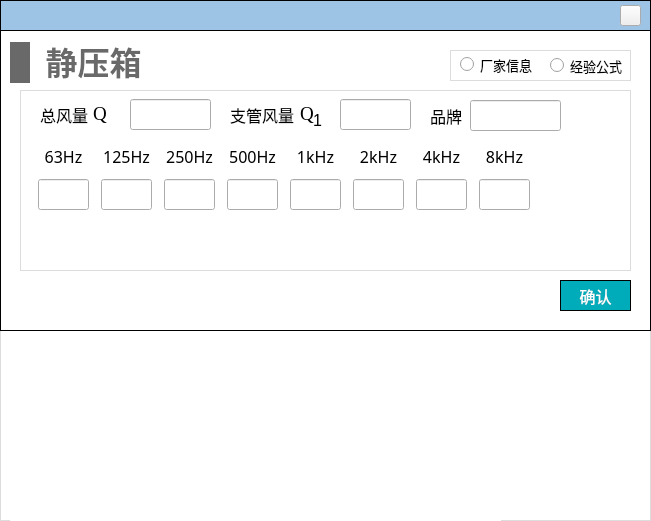
Qt form NoiseCalSoft/inputDialog/dialog_static_box.ui (haobana/NoiCal) before a commit.
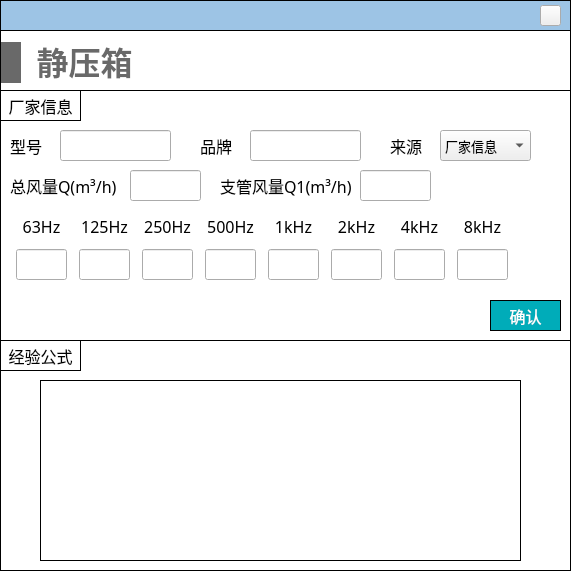
The same form after that commit. Icons and pictures are not drawn.

Patch:
```diff
--- a/NoiseCalSoft/inputDialog/dialog_static_box.ui
+++ b/NoiseCalSoft/inputDialog/dialog_static_box.ui
@@ -6,8 +6,8 @@
    <rect>
     <x>0</x>
     <y>0</y>
-    <width>651</width>
-    <height>521</height>
+    <width>571</width>
+    <height>571</height>
    </rect>
   </property>
   <property name="font">
@@ -41,8 +41,8 @@
     <rect>
      <x>0</x>
      <y>30</y>
-     <width>651</width>
-     <height>301</height>
+     <width>571</width>
+     <height>541</height>
     </rect>
    </property>
    <property name="styleSheet">
@@ -51,45 +51,10 @@
 border: 1px solid #000000;
 }</string>
    </property>
-   <widget class="QPushButton" name="pushButton_confirm">
-    <property name="geometry">
-     <rect>
-      <x>560</x>
-      <y>250</y>
-      <width>71</width>
-      <height>31</height>
-     </rect>
-    </property>
-    <property name="font">
-     <font>
-      <family>Microsoft YaHei</family>
-      <pointsize>12</pointsize>
-     </font>
-    </property>
-    <property name="styleSheet">
-     <string notr="true">QPushButton
-{
-	color:#ffffff; /*文字颜色*/
-    background-color: #00ACB9;/*背景色*/
-    border-radius:0px; /*边框倒角*/
-	border: 1px solid #000000;
-}
-
-
-QPushButton:hover 
-{
-background-color: rgb(0,142,153);
-color: white;
-}</string>
-    </property>
-    <property name="text">
-     <string>确认</string>
-    </property>
-   </widget>
    <widget class="QWidget" name="layoutWidget_12">
     <property name="geometry">
      <rect>
-      <x>10</x>
+      <x>1</x>
       <y>10</y>
       <width>141</width>
       <height>45</height>
@@ -146,73 +111,19 @@
      </item>
     </layout>
    </widget>
-   <widget class="QWidget" name="widget_7" native="true">
-    <property name="geometry">
-     <rect>
-      <x>450</x>
-      <y>20</y>
-      <width>181</width>
-      <height>31</height>
-     </rect>
-    </property>
-    <property name="styleSheet">
-     <string notr="true">#widget_7
-{
-border: 1px solid #DCDCDC;
-}</string>
-    </property>
-    <widget class="QRadioButton" name="radioButton_known">
-     <property name="geometry">
-      <rect>
-       <x>10</x>
-       <y>-1</y>
-       <width>81</width>
-       <height>31</height>
-      </rect>
-     </property>
-     <property name="font">
-      <font>
-       <family>黑体</family>
-       <pointsize>10</pointsize>
-      </font>
-     </property>
-     <property name="text">
-      <string>厂家信息</string>
-     </property>
-    </widget>
-    <widget class="QRadioButton" name="radioButton_formula">
-     <property name="geometry">
-      <rect>
-       <x>100</x>
-       <y>0</y>
-       <width>81</width>
-       <height>31</height>
-      </rect>
-     </property>
-     <property name="font">
-      <font>
-       <family>黑体</family>
-       <pointsize>10</pointsize>
-      </font>
-     </property>
-     <property name="text">
-      <string>经验公式</string>
-     </property>
-    </widget>
-   </widget>
    <widget class="QWidget" name="widget_2" native="true">
     <property name="geometry">
      <rect>
-      <x>20</x>
+      <x>0</x>
       <y>60</y>
-      <width>611</width>
-      <height>181</height>
+      <width>571</width>
+      <height>251</height>
      </rect>
     </property>
     <property name="styleSheet">
      <string notr="true">#widget_2
 {
-border: 1px solid #DCDCDC;
+border: 1px solid #000000;
 }
 
 QLabel
@@ -224,23 +135,258 @@
 QLineEdit
 {
 font-family: '黑体';
-}
-
-QRadioButton
-{
-font-family: '黑体';
-}
-
-QPushButton
-{
-font-family: '黑体';
 }</string>
     </property>
+    <widget class="QLineEdit" name="lineEdit_brand">
+     <property name="geometry">
+      <rect>
+       <x>250</x>
+       <y>40</y>
+       <width>111</width>
+       <height>31</height>
+      </rect>
+     </property>
+     <property name="font">
+      <font>
+       <family>黑体</family>
+       <pointsize>-1</pointsize>
+      </font>
+     </property>
+    </widget>
+    <widget class="QLineEdit" name="lineEdit_q1">
+     <property name="geometry">
+      <rect>
+       <x>360</x>
+       <y>80</y>
+       <width>71</width>
+       <height>31</height>
+      </rect>
+     </property>
+     <property name="font">
+      <font>
+       <family>黑体</family>
+       <pointsize>-1</pointsize>
+      </font>
+     </property>
+    </widget>
+    <widget class="QLabel" name="label_16">
+     <property name="geometry">
+      <rect>
+       <x>200</x>
+       <y>40</y>
+       <width>41</width>
+       <height>31</height>
+      </rect>
+     </property>
+     <property name="font">
+      <font>
+       <family>黑体</family>
+       <pointsize>-1</pointsize>
+      </font>
+     </property>
+     <property name="text">
+      <string>品牌</string>
+     </property>
+    </widget>
+    <widget class="QLabel" name="label_17">
+     <property name="geometry">
+      <rect>
+       <x>220</x>
+       <y>80</y>
+       <width>131</width>
+       <height>31</height>
+      </rect>
+     </property>
+     <property name="font">
+      <font>
+       <family>黑体</family>
+       <pointsize>-1</pointsize>
+      </font>
+     </property>
+     <property name="text">
+      <string>支管风量Q1(m³/h)</string>
+     </property>
+    </widget>
+    <widget class="QLabel" name="label_19">
+     <property name="geometry">
+      <rect>
+       <x>10</x>
+       <y>80</y>
+       <width>111</width>
+       <height>31</height>
+      </rect>
+     </property>
+     <property name="font">
+      <font>
+       <family>黑体</family>
+       <pointsize>-1</pointsize>
+      </font>
+     </property>
+     <property name="text">
+      <string>总风量Q(m³/h)</string>
+     </property>
+    </widget>
+    <widget class="QLineEdit" name="lineEdit_q">
+     <property name="geometry">
+      <rect>
+       <x>130</x>
+       <y>80</y>
+       <width>71</width>
+       <height>31</height>
+      </rect>
+     </property>
+     <property name="font">
+      <font>
+       <family>黑体</family>
+       <pointsize>-1</pointsize>
+      </font>
+     </property>
+    </widget>
+    <widget class="QLabel" name="label_20">
+     <property name="geometry">
+      <rect>
+       <x>0</x>
+       <y>0</y>
+       <width>81</width>
+       <height>31</height>
+      </rect>
+     </property>
+     <property name="font">
+      <font>
+       <family>黑体</family>
+       <pointsize>-1</pointsize>
+      </font>
+     </property>
+     <property name="styleSheet">
+      <string notr="true">border: 1px solid #000000;</string>
+     </property>
+     <property name="text">
+      <string>厂家信息</string>
+     </property>
+     <property name="alignment">
+      <set>Qt::AlignCenter</set>
+     </property>
+    </widget>
+    <widget class="QPushButton" name="pushButton_confirm">
+     <property name="geometry">
+      <rect>
+       <x>490</x>
+       <y>210</y>
+       <width>71</width>
+       <height>31</height>
+      </rect>
+     </property>
+     <property name="font">
+      <font>
+       <family>黑体</family>
+       <pointsize>12</pointsize>
+      </font>
+     </property>
+     <property name="styleSheet">
+      <string notr="true">QPushButton
+{
+	color:#ffffff; /*文字颜色*/
+    background-color: #00ACB9;/*背景色*/
+    border-radius:0px; /*边框倒角*/
+	border: 1px solid #000000;
+}
+
+
+QPushButton:hover 
+{
+background-color: rgb(0,142,153);
+color: white;
+}</string>
+     </property>
+     <property name="text">
+      <string>确认</string>
+     </property>
+    </widget>
+    <widget class="QLineEdit" name="lineEdit_model">
+     <property name="geometry">
+      <rect>
+       <x>60</x>
+       <y>40</y>
+       <width>111</width>
+       <height>31</height>
+      </rect>
+     </property>
+     <property name="font">
+      <font>
+       <family>黑体</family>
+       <pointsize>-1</pointsize>
+      </font>
+     </property>
+    </widget>
+    <widget class="QLabel" name="label_29">
+     <property name="geometry">
+      <rect>
+       <x>10</x>
+       <y>40</y>
+       <width>41</width>
+       <height>31</height>
+      </rect>
+     </property>
+     <property name="font">
+      <font>
+       <family>黑体</family>
+       <pointsize>-1</pointsize>
+      </font>
+     </property>
+     <property name="text">
+      <string>型号</string>
+     </property>
+    </widget>
+    <widget class="QComboBox" name="comboBox_data_source">
+     <property name="geometry">
+      <rect>
+       <x>440</x>
+       <y>40</y>
+       <width>91</width>
+       <height>31</height>
+      </rect>
+     </property>
+     <property name="font">
+      <font>
+       <family>Microsoft YaHei</family>
+       <pointsize>-1</pointsize>
+      </font>
+     </property>
+     <item>
+      <property name="text">
+       <string>厂家信息</string>
+      </property>
+     </item>
+     <item>
+      <property name="text">
+       <string>设计预估</string>
+      </property>
+     </item>
+    </widget>
+    <widget class="QLabel" name="label_32">
+     <property name="geometry">
+      <rect>
+       <x>390</x>
+       <y>40</y>
+       <width>71</width>
+       <height>31</height>
+      </rect>
+     </property>
+     <property name="font">
+      <font>
+       <family>黑体</family>
+       <pointsize>-1</pointsize>
+      </font>
+     </property>
+     <property name="text">
+      <string>来源</string>
+     </property>
+    </widget>
     <widget class="QWidget" name="layoutWidget">
      <property name="geometry">
       <rect>
-       <x>12</x>
-       <y>50</y>
+       <x>10</x>
+       <y>120</y>
        <width>511</width>
        <height>72</height>
       </rect>
@@ -683,210 +829,56 @@
       </item>
      </layout>
     </widget>
-    <widget class="QStackedWidget" name="stackedWidget_input">
+   </widget>
+   <widget class="QWidget" name="widget" native="true">
+    <property name="geometry">
+     <rect>
+      <x>0</x>
+      <y>310</y>
+      <width>571</width>
+      <height>231</height>
+     </rect>
+    </property>
+    <property name="styleSheet">
+     <string notr="true">border: 1px solid #000000;</string>
+    </property>
+    <widget class="QLabel" name="label_18">
      <property name="geometry">
       <rect>
-       <x>20</x>
-       <y>9</y>
-       <width>371</width>
-       <height>31</height>
-      </rect>
-     </property>
-     <property name="styleSheet">
-      <string notr="true">#page_formula
-{
-background-color:white;
-}
-
-#page_known
-{
-background-color:white;
-}</string>
-     </property>
-     <property name="currentIndex">
-      <number>0</number>
-     </property>
-     <widget class="QWidget" name="page_formula">
-      <widget class="QLineEdit" name="lineEdit_q">
-       <property name="geometry">
-        <rect>
-         <x>300</x>
-         <y>0</y>
-         <width>71</width>
-         <height>31</height>
-        </rect>
-       </property>
-      </widget>
-      <widget class="QLineEdit" name="lineEdit_q1">
-       <property name="geometry">
-        <rect>
-         <x>90</x>
-         <y>0</y>
-         <width>81</width>
-         <height>31</height>
-        </rect>
-       </property>
-      </widget>
-      <widget class="QLabel" name="label_13">
-       <property name="geometry">
-        <rect>
-         <x>190</x>
-         <y>0</y>
-         <width>71</width>
-         <height>31</height>
-        </rect>
-       </property>
-       <property name="font">
-        <font>
-         <family>黑体</family>
-         <pointsize>-1</pointsize>
-        </font>
-       </property>
-       <property name="text">
-        <string>支管风量</string>
-       </property>
-      </widget>
-      <widget class="QLabel" name="label_15">
-       <property name="geometry">
-        <rect>
-         <x>0</x>
-         <y>0</y>
-         <width>51</width>
-         <height>31</height>
-        </rect>
-       </property>
-       <property name="font">
-        <font>
-         <family>黑体</family>
-         <pointsize>-1</pointsize>
-        </font>
-       </property>
-       <property name="text">
-        <string>总风量</string>
-       </property>
-      </widget>
-      <widget class="QLabel" name="label">
-       <property name="geometry">
-        <rect>
-         <x>53</x>
-         <y>0</y>
-         <width>21</width>
-         <height>31</height>
-        </rect>
-       </property>
-       <property name="font">
-        <font>
-         <family>Times New Roman</family>
-         <pointsize>15</pointsize>
-         <italic>false</italic>
-         <bold>false</bold>
-        </font>
-       </property>
-       <property name="styleSheet">
-        <string notr="true">font: 15pt &quot;Times New Roman&quot;;</string>
-       </property>
-       <property name="text">
-        <string>&lt;html&gt;&lt;head/&gt;&lt;body&gt;&lt;p&gt;&lt;span style=&quot; font-size:14pt;&quot;&gt;Q&lt;/span&gt;&lt;/p&gt;&lt;/body&gt;&lt;/html&gt;</string>
-       </property>
-      </widget>
-      <widget class="QLabel" name="label_2">
-       <property name="geometry">
-        <rect>
-         <x>260</x>
-         <y>0</y>
-         <width>21</width>
-         <height>31</height>
-        </rect>
-       </property>
-       <property name="font">
-        <font>
-         <family>Times New Roman</family>
-         <pointsize>15</pointsize>
-         <italic>false</italic>
-         <bold>false</bold>
-        </font>
-       </property>
-       <property name="styleSheet">
-        <string notr="true">font: 15pt &quot;Times New Roman&quot;;</string>
-       </property>
-       <property name="text">
-        <string>&lt;html&gt;&lt;head/&gt;&lt;body&gt;&lt;p&gt;&lt;span style=&quot; font-size:14pt;&quot;&gt;Q&lt;/span&gt;&lt;/p&gt;&lt;/body&gt;&lt;/html&gt;</string>
-       </property>
-      </widget>
-      <widget class="QLabel" name="label_6">
-       <property name="geometry">
-        <rect>
-         <x>273</x>
-         <y>13</y>
-         <width>16</width>
-         <height>16</height>
-        </rect>
-       </property>
-       <property name="text">
-        <string>1</string>
-       </property>
-      </widget>
-     </widget>
-     <widget class="QWidget" name="page_known">
-      <widget class="QLabel" name="label_5">
-       <property name="geometry">
-        <rect>
-         <x>10</x>
-         <y>0</y>
-         <width>41</width>
-         <height>31</height>
-        </rect>
-       </property>
-       <property name="font">
-        <font>
-         <family>黑体</family>
-         <pointsize>-1</pointsize>
-        </font>
-       </property>
-       <property name="text">
-        <string>型号</string>
-       </property>
-      </widget>
-      <widget class="QLineEdit" name="lineEdit_model">
-       <property name="geometry">
-        <rect>
-         <x>50</x>
-         <y>0</y>
-         <width>91</width>
-         <height>31</height>
-        </rect>
-       </property>
-      </widget>
-     </widget>
-    </widget>
-    <widget class="QLabel" name="label_4">
-     <property name="geometry">
-      <rect>
-       <x>410</x>
-       <y>10</y>
-       <width>41</width>
+       <x>0</x>
+       <y>0</y>
+       <width>81</width>
        <height>31</height>
       </rect>
      </property>
      <property name="font">
       <font>
        <family>黑体</family>
-       <pointsize>-1</pointsize>
+       <pointsize>12</pointsize>
       </font>
      </property>
      <property name="text">
-      <string>品牌</string>
+      <string>经验公式</string>
+     </property>
+     <property name="alignment">
+      <set>Qt::AlignCenter</set>
      </property>
     </widget>
-    <widget class="QLineEdit" name="lineEdit_brand">
+    <widget class="QLabel" name="label">
      <property name="geometry">
       <rect>
-       <x>450</x>
-       <y>10</y>
-       <width>91</width>
-       <height>31</height>
+       <x>40</x>
+       <y>40</y>
+       <width>481</width>
+       <height>181</height>
       </rect>
      </property>
+     <property name="styleSheet">
+      <string notr="true">border-image: url(:/images/image/static_box_descri.png);</string>
+     </property>
+     <property name="text">
+      <string/>
+     </property>
     </widget>
    </widget>
   </widget>
@@ -895,7 +887,7 @@
     <rect>
      <x>0</x>
      <y>0</y>
-     <width>651</width>
+     <width>571</width>
      <height>31</height>
     </rect>
    </property>
@@ -910,7 +902,7 @@
    <widget class="QPushButton" name="close">
     <property name="geometry">
      <rect>
-      <x>620</x>
+      <x>540</x>
       <y>5</y>
       <width>21</width>
       <height>21</height>
@@ -924,69 +916,6 @@
     </property>
    </widget>
   </widget>
-  <widget class="QStackedWidget" name="stackedWidget_descri">
-   <property name="geometry">
-    <rect>
-     <x>0</x>
-     <y>330</y>
-     <width>651</width>
-     <height>191</height>
-    </rect>
-   </property>
-   <property name="minimumSize">
-    <size>
-     <width>651</width>
-     <height>191</height>
-    </size>
-   </property>
-   <property name="styleSheet">
-    <string notr="true">background-color: rgb(255, 255, 255);</string>
-   </property>
-   <property name="currentIndex">
-    <number>0</number>
-   </property>
-   <widget class="QWidget" name="page_descri">
-    <widget class="QWidget" name="widget_6" native="true">
-     <property name="geometry">
-      <rect>
-       <x>0</x>
-       <y>0</y>
-       <width>651</width>
-       <height>191</height>
-      </rect>
-     </property>
-     <property name="minimumSize">
-      <size>
-       <width>651</width>
-       <height>191</height>
-      </size>
-     </property>
-     <property name="styleSheet">
-      <string notr="true">#widget_6
-{
-border: 1px solid #DCDCDC;
-}</string>
-     </property>
-     <widget class="QLabel" name="label_3">
-      <property name="geometry">
-       <rect>
-        <x>10</x>
-        <y>10</y>
-        <width>491</width>
-        <height>191</height>
-       </rect>
-      </property>
-      <property name="styleSheet">
-       <string notr="true">border-image: url(:/images/image/static_box_descri.png);</string>
-      </property>
-      <property name="text">
-       <string/>
-      </property>
-     </widget>
-    </widget>
-   </widget>
-   <widget class="QWidget" name="page_white"/>
-  </widget>
   <zorder>widget_top</zorder>
   <zorder>stackedWidget_descri</zorder>
   <zorder>widget_static_box</zorder>
```
Left out of the diff: 18 changed lines with no effect on the pictures.
